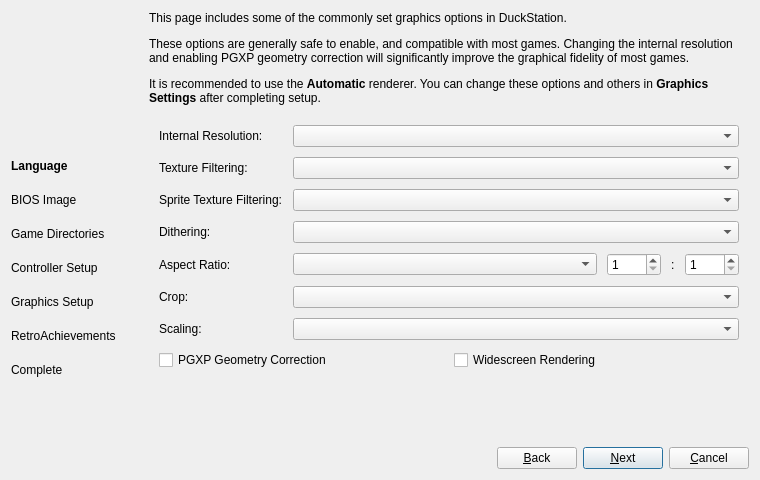
The window that src/duckstation-qt/setupwizarddialog.ui (kofxi3584karlayang/duckstation) describes before a commit, drawn with Qt 5.
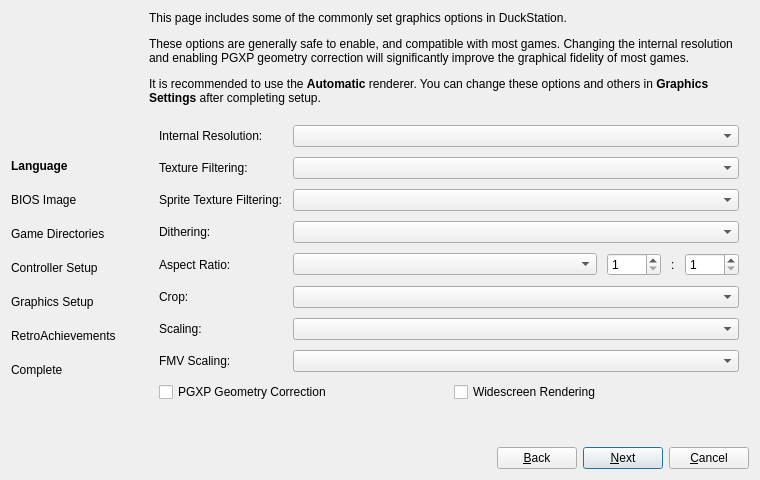
The same window after the commit. The open tabs and pages were chosen to show the change. Icons and pictures are not drawn.

Commit message: GPU: Add separate scaling and FMV scaling options

What changed in the file:
```diff
--- a/src/duckstation-qt/setupwizarddialog.ui
+++ b/src/duckstation-qt/setupwizarddialog.ui
@@ -881,7 +881,7 @@
            </property>
           </widget>
          </item>
-         <item row="7" column="0" colspan="2">
+         <item row="8" column="0" colspan="2">
           <layout class="QGridLayout" name="gridLayout_2">
            <item row="0" column="1">
             <widget class="QCheckBox" name="widescreenHack">
@@ -905,6 +905,16 @@
            </item>
           </layout>
          </item>
+         <item row="7" column="0">
+          <widget class="QLabel" name="label_22">
+           <property name="text">
+            <string>FMV Scaling:</string>
+           </property>
+          </widget>
+         </item>
+         <item row="7" column="1">
+          <widget class="QComboBox" name="displayScaling24Bit"/>
+         </item>
         </layout>
        </item>
        <item>
```
Left out of the diff: 20 changed lines with no effect on the pictures. The commit also changes 12 other files.
